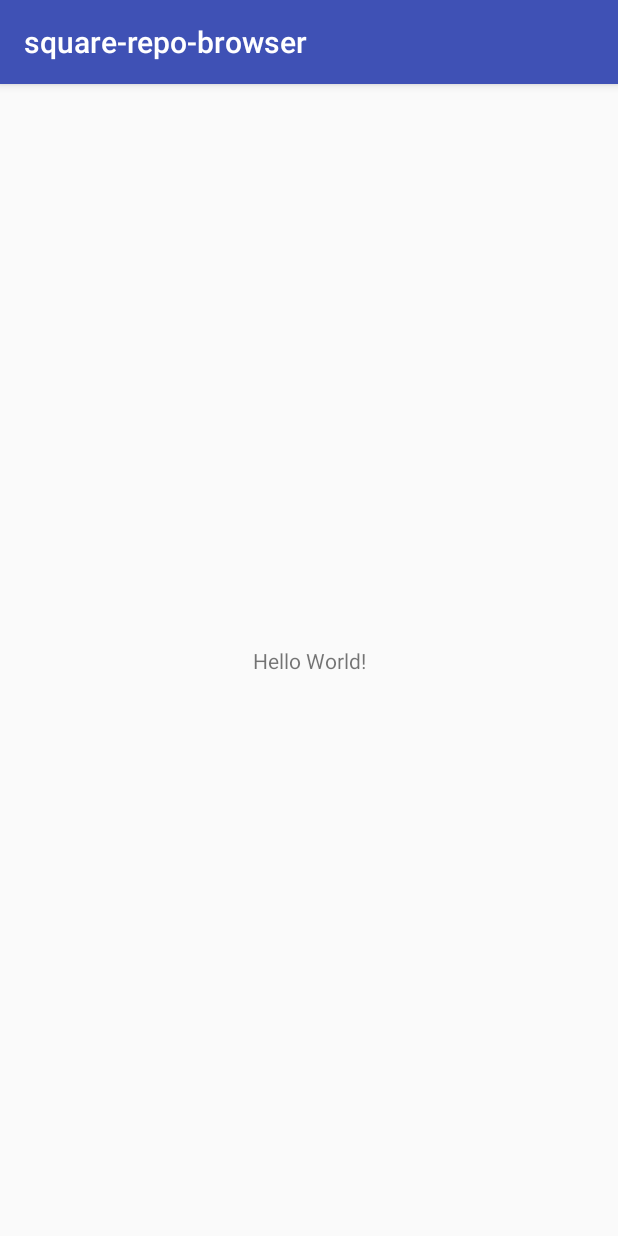
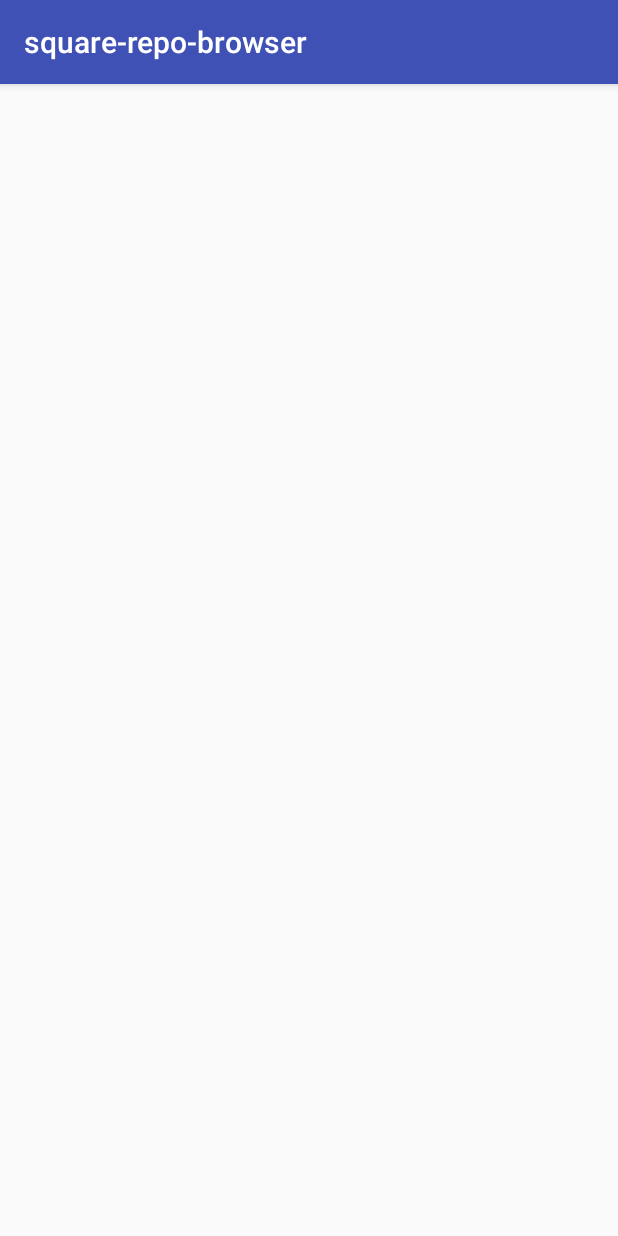
Before and after one commit to soupwaylee/square-repo-browser, an Android app: the screen it shows after launch (MainActivity), on a phone screen of 412 x 824 dp. Run offline under Robolectric (Android 15) with nearby library versions, the phone set to English and light mode, and no system bars; our stand-ins replace Volley.

```diff
--- a/app/build.gradle
+++ b/app/build.gradle
@@ -33,4 +33,5 @@ dependencies {
     testImplementation 'junit:junit:4.12'
     androidTestImplementation 'com.android.support.test:runner:1.0.2'
     androidTestImplementation 'com.android.support.test.espresso:espresso-core:3.0.2'
+    apply plugin: 'kotlin-android-extensions'
 }
--- a/app/src/main/AndroidManifest.xml
+++ b/app/src/main/AndroidManifest.xml
@@ -1,6 +1,8 @@
 <?xml version="1.0" encoding="utf-8"?>
 <manifest xmlns:android="http://schemas.android.com/apk/res/android"
     package="com.soupwaylee.square_repo_browser">
+
+    <uses-permission android:name="android.permission.INTERNET" />
 
     <application
         android:allowBackup="true"
@@ -16,6 +18,8 @@
                 <category android:name="android.intent.category.LAUNCHER" />
             </intent-filter>
         </activity>
+        <activity android:name=".RepoDetailActivity" />
+        <activity android:name=".DetailActivity"></activity>
     </application>
 
 </manifest>
--- a/app/src/main/java/com/soupwaylee/square_repo_browser/MainActivity.kt
+++ b/app/src/main/java/com/soupwaylee/square_repo_browser/MainActivity.kt
@@ -62,7 +62,7 @@ class MainActivity : AppCompatActivity() {
                                 val jsonObj = response.getJSONObject(i)
                                 val repoName = jsonObj.get("name").toString()
                                 val stargazersCount = jsonObj.get("stargazers_count").toString()
-                                repoList.add(Repo(repoName, stargazersCount))
+                                repoList.add(Repo(name=repoName, stars=stargazersCount))
                             } catch (e: JSONException) {
                                 Log.e("$TAG Volley", "Invalid JSON Object.")
                             }
--- a/app/src/main/res/layout/activity_main.xml
+++ b/app/src/main/res/layout/activity_main.xml
@@ -1,18 +1,11 @@
 <?xml version="1.0" encoding="utf-8"?>
-<android.support.constraint.ConstraintLayout xmlns:android="http://schemas.android.com/apk/res/android"
-    xmlns:app="http://schemas.android.com/apk/res-auto"
-    xmlns:tools="http://schemas.android.com/tools"
+
+<FrameLayout xmlns:android="http://schemas.android.com/apk/res/android"
+    android:id="@+id/root_layout"
     android:layout_width="match_parent"
     android:layout_height="match_parent"
-    tools:context=".MainActivity">
-
-    <TextView
-        android:layout_width="wrap_content"
-        android:layout_height="wrap_content"
-        android:text="Hello World!"
-        app:layout_constraintBottom_toBottomOf="parent"
-        app:layout_constraintLeft_toLeftOf="parent"
-        app:layout_constraintRight_toRightOf="parent"
-        app:layout_constraintTop_toTopOf="parent" />
-
-</android.support.constraint.ConstraintLayout>
+    android:paddingBottom="@dimen/recycler_margin_vertical"
+    android:paddingLeft="@dimen/recycler_margin_horizontal"
+    android:paddingRight="@dimen/recycler_margin_horizontal"
+    android:paddingTop="@dimen/recycler_margin_vertical">
+</FrameLayout>
--- a/app/src/main/res/values/dimens.xml
+++ b/app/src/main/res/values/dimens.xml
@@ -1,4 +1,10 @@
 <?xml version="1.0" encoding="utf-8"?>
+
 <resources>
+    <dimen name="recycler_margin_horizontal">4dp</dimen>
+    <dimen name="recycler_margin_vertical">4dp</dimen>
+    <dimen name="recycler_layout_spacing">4dp</dimen>
+    <dimen name="recycler_item_footer_height_min">48dp</dimen>
+    <dimen name="recycler_item_footer_padding">16dp</dimen>
     <dimen name="text_margin">16dp</dimen>
 </resources>
```
Also changed, not shown: app/src/main/java/com/soupwaylee/square_repo_browser/DetailActivity.kt (added, +14 -0 lines), app/src/main/java/com/soupwaylee/square_repo_browser/MySquareRepoRecyclerViewAdapter.kt (deleted, +0 -63 lines), app/src/main/java/com/soupwaylee/square_repo_browser/RepoDetailFragment.kt (added, +34 -0 lines), app/src/main/java/com/soupwaylee/square_repo_browser/SquareRepoFragment.kt (deleted, +0 -97 lines), app/src/main/res/layout/activity_detail.xml (added, +7 -0 lines), app/src/main/res/layout/fragment_repo_detail.xml (added, +13 -0 lines), app/src/main/res/layout/fragment_squarerepo.xml (deleted, +0 -20 lines), app/src/main/res/layout/fragment_squarerepo_list.xml (deleted, +0 -13 lines).
